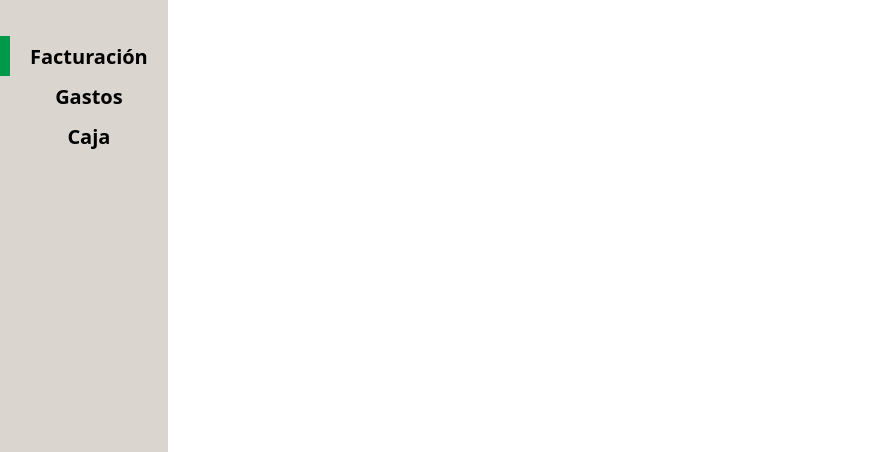
Above: POS_Application/src/ui/pos/pos.ui from Svndda/POS before the change. Below: the same form after it.
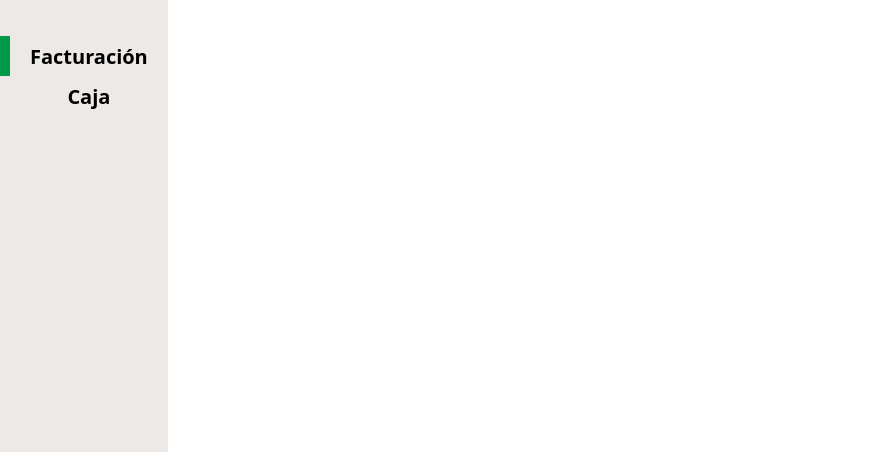
That is the form after the change.

The edit to the form file:
```diff
--- a/POS_Application/src/ui/pos/pos.ui
+++ b/POS_Application/src/ui/pos/pos.ui
@@ -20,7 +20,10 @@
    <string>Form</string>
   </property>
   <property name="styleSheet">
-   <string notr="true">background-color: rgb(218, 213, 207);</string>
+   <string notr="true">QWidget {
+	color: black;
+	background-color: rgb(237, 233, 230);
+}</string>
   </property>
   <layout class="QGridLayout" name="gridLayout_3">
    <property name="leftMargin">
@@ -195,87 +198,6 @@
        </layout>
       </widget>
      </item>
-     <item>
-      <layout class="QHBoxLayout" name="horizontalLayout_14">
-       <property name="spacing">
-        <number>0</number>
-       </property>
-       <item>
-        <widget class="QWidget" name="expenses_widget" native="true">
-         <property name="sizePolicy">
-          <sizepolicy hsizetype="Minimum" vsizetype="Minimum">
-           <horstretch>0</horstretch>
-           <verstretch>0</verstretch>
-          </sizepolicy>
-         </property>
-         <property name="minimumSize">
-          <size>
-           <width>10</width>
-           <height>40</height>
-          </size>
-         </property>
-         <property name="maximumSize">
-          <size>
-           <width>10</width>
-           <height>80</height>
-          </size>
-         </property>
-        </widget>
-       </item>
-       <item>
-        <widget class="QPushButton" name="expenses_button">
-         <property name="font">
-          <font>
-           <family>Segoe UI Variable</family>
-           <pointsize>15</pointsize>
-           <bold>true</bold>
-          </font>
-         </property>
-         <property name="layoutDirection">
-          <enum>Qt::LayoutDirection::LeftToRight</enum>
-         </property>
-         <property name="styleSheet">
-          <string notr="true">QPushButton {
-  background: transparent;
-  border: none;
- color: rgb(0, 0, 0);
-  text-align: center;
-  padding-left: 20px;
-  padding-right: 20px;
-}
-
-QPushButton:hover {
-  background-color: transparent;     /* Fondo al pasar el mouse */
-  color: rgb(255, 255, 255);             /* Color del texto al pasar el mouse */
-}
-
-QPushButton:pressed {
-  background-color: transparent;     /* Fondo al presionar */
-  color: rgb(0, 153, 73);
-          /* Color del texto al presionar */
-}
-
-QPushButton:disabled {
-  background-color: rgb(39, 39, 43);     /* Fondo deshabilitado */
-  color: #7f8c8d;                /* Color del texto deshabilitado */
-}
-
-QPushButton:checked {
-  background-color: transparent;     /* Fondo cuando está checkable y activado */
-  color: rgb(0, 153, 73);
-}
-</string>
-         </property>
-         <property name="text">
-          <string>Gastos</string>
-         </property>
-         <property name="checkable">
-          <bool>true</bool>
-         </property>
-        </widget>
-       </item>
-      </layout>
-     </item>
      <item>
       <layout class="QHBoxLayout" name="horizontalLayout_15">
        <property name="spacing">
```
